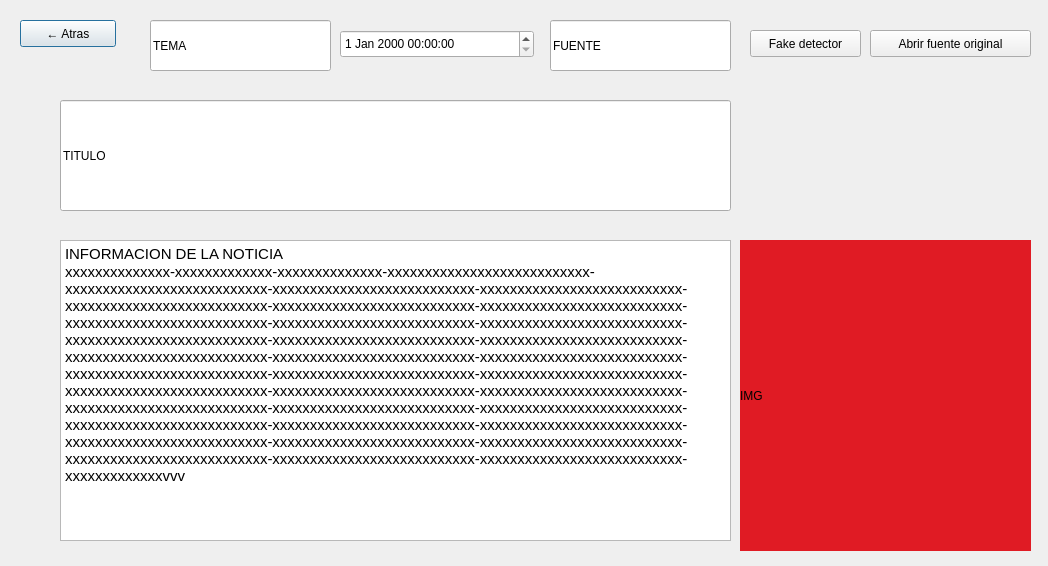
Old version of the form JcNewsProject/newsvisualizer.ui in the repository dev1d123/JcNews.
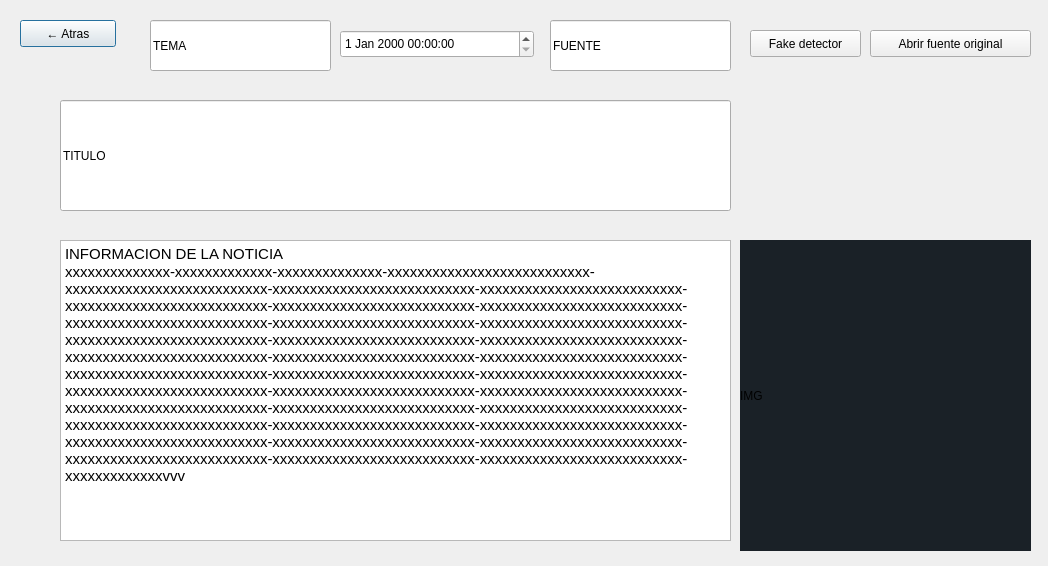
New version of the form.

Diff of the .ui file:
```diff
--- a/JcNewsProject/newsvisualizer.ui
+++ b/JcNewsProject/newsvisualizer.ui
@@ -101,7 +101,7 @@
     </rect>
    </property>
    <property name="styleSheet">
-    <string notr="true">background-color: rgb(224, 27, 36);</string>
+    <string notr="true">background-color:#1a2127;</string>
    </property>
    <property name="text">
     <string>IMG</string>
```
Left out of the diff: 6 changed lines with no effect on the pictures.
